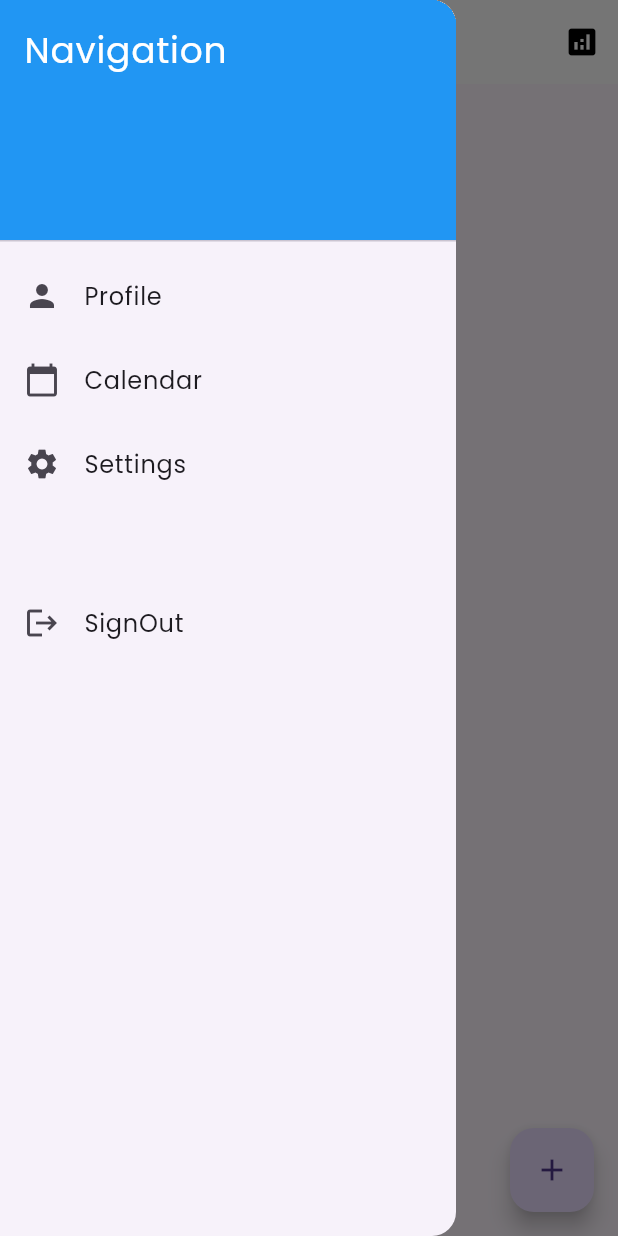
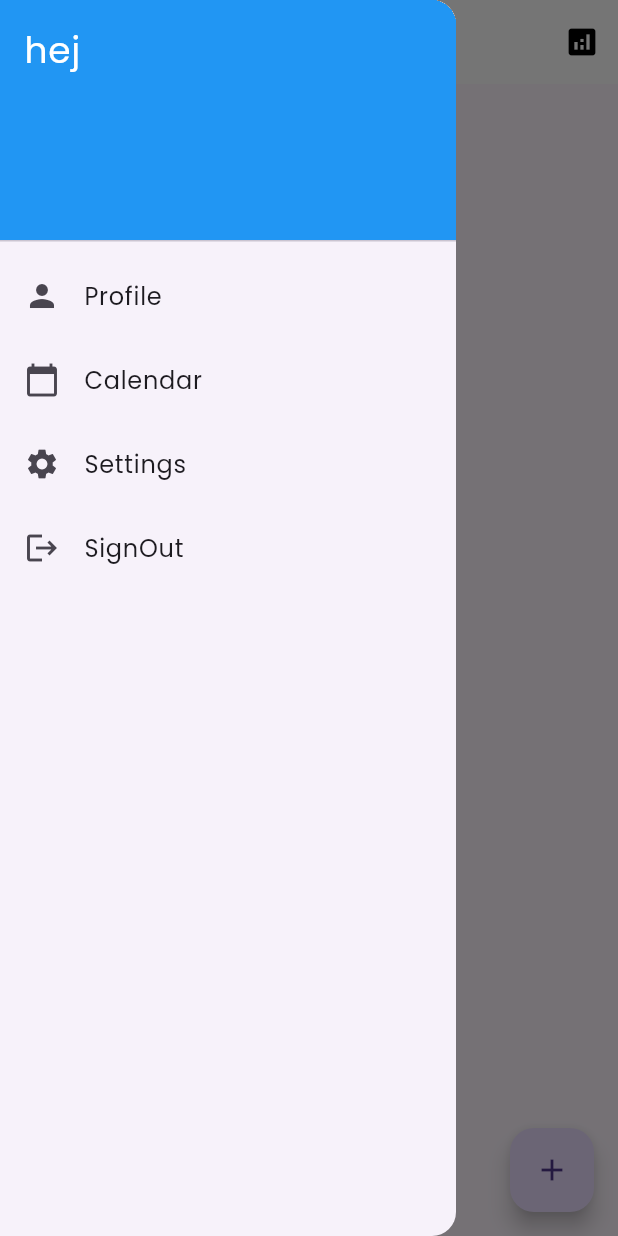
Before and after one commit to whyageek/myapp1, a Flutter app: the screen it shows once a user with an empty profile is signed in, with the side drawer open, on a phone screen of 412 x 824 dp. Run offline on Flutter 3.47's test engine with Material 3 defaults, Android fonts, the phone set to English and light mode, and no system bars; our stand-ins replace cloud_firestore, firebase_auth, firebase_core, fl_chart; accounts and stored records are empty; network calls fail.

Commit message:
Changes to be committed: 	modified:   lib/screens/Login_page.dart 	modified:   lib/screens/home_page.dart

```diff
--- a/lib/screens/home_page.dart
+++ b/lib/screens/home_page.dart
@@ -5,11 +5,12 @@ import 'package:my_app1/main.dart';
 import 'package:my_app1/models/cigaratte.dart'; // Adjust your import as per your project structure
 
 class HomePage extends StatefulWidget {
-  const HomePage({Key? key}) : super(key: key);
+  HomePage({Key? key}) : super(key: key);
 
   @override
   _HomePageState createState() => _HomePageState();
 }
+
 
 class _HomePageState extends State<HomePage> {
   Map<String, int> cigaretteCountMap = {};
@@ -18,6 +19,8 @@ class _HomePageState extends State<HomePage> {
   void initState() {
     super.initState();
   }
+
+  final user = FirebaseAuth.instance.currentUser!;
 
   void signUserOut () {
     FirebaseAuth.instance.signOut();
@@ -193,7 +196,7 @@ class _HomePageState extends State<HomePage> {
                 color: Colors.blue,
               ),
               child: Text(
-                'Navigation',
+                'hej',
                 style: TextStyle(
                   color: Colors.white,
                   fontSize: 24,
@@ -224,8 +227,6 @@ class _HomePageState extends State<HomePage> {
                 Navigator.pop(context); // Close the drawer
               },
             ),
-
-            const SizedBox(height: 50,),
 
             ListTile(
               leading: Icon(Icons.logout),
```
Also changed, not shown: lib/screens/Login_page.dart (+57 -5 lines).
